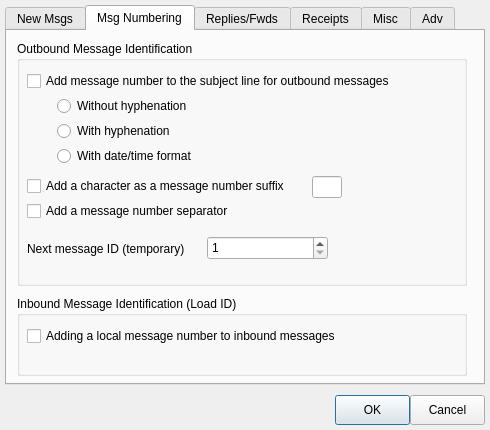
This is src/messagesettingsdialog.ui in jimmcguffin/OpenPMM as Qt 5 draws it before an edit. The edited form follows.
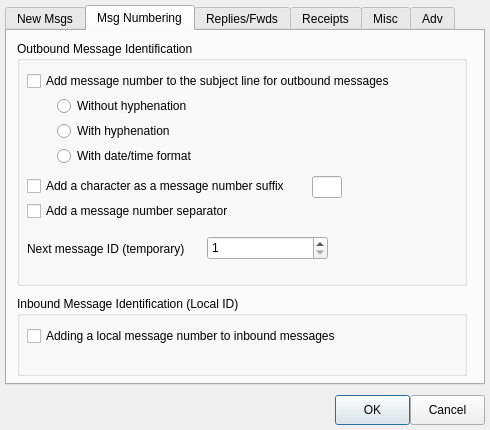
This is the edited form. The open tabs and pages were chosen to show the change.

```diff
--- a/src/messagesettingsdialog.ui
+++ b/src/messagesettingsdialog.ui
@@ -265,7 +265,7 @@
       </rect>
      </property>
      <property name="title">
-      <string>Inbound Message Identification (Load ID)</string>
+      <string>Inbound Message Identification (Local ID)</string>
      </property>
      <widget class="QCheckBox" name="cAddMessageNumberToInbound">
       <property name="geometry">
```
Left out of the diff: 2 changed lines with no effect on the pictures.
